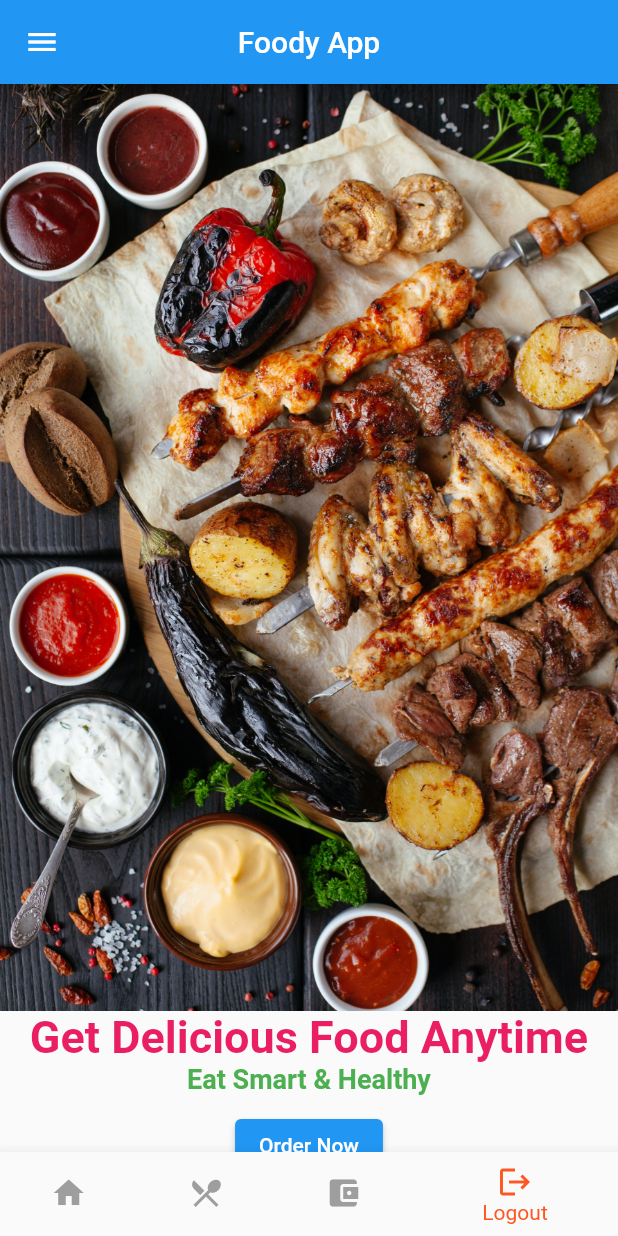
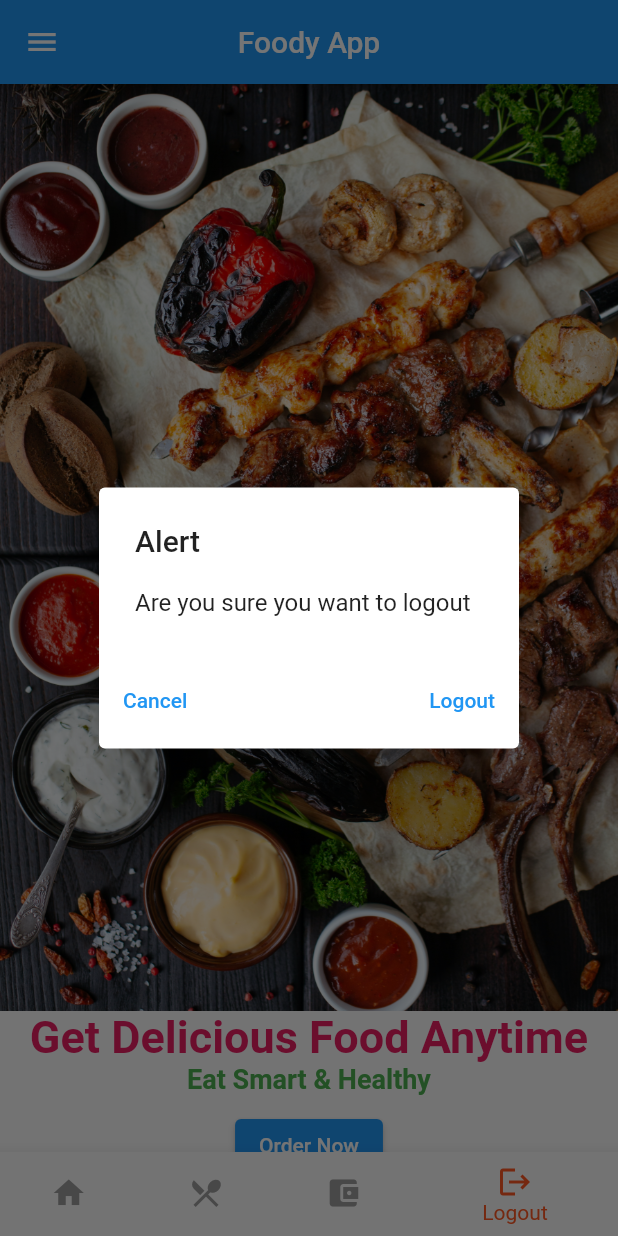
Before and after one commit to Jinethmopada/Food_delievery_app, a Flutter app: the MyHomePage screen opened directly, item 4 of the bottom bar chosen, on a phone screen of 412 x 824 dp. Run offline on Flutter 3.47's test engine with Material 2 defaults, Android fonts, the light colour scheme and no system bars; our stand-ins replace get.

Commit message:
Food_delivery_app

```diff
--- a/lib/mini_app/home_page.dart
+++ b/lib/mini_app/home_page.dart
@@ -15,7 +15,6 @@ class MyHomePage extends StatefulWidget {
 }
 
 class _MyHomePageState extends State<MyHomePage> {
-
   int _currentIndex = 0;
 
   void onTabPressed(index) {
@@ -33,7 +32,33 @@ class _MyHomePageState extends State<MyHomePage> {
       Get.offNamed('/payment');
       // Navigator.pushNamed(context, '/payment');
     } else {
-      Get.offAllNamed('/login');
+      setState(() {
+        Get.dialog(AlertDialog(
+          title: Text(
+            "Alert",
+          ),
+          content: Text("Are you sure you want to logout"),
+          actions: [
+            TextButton(
+                onPressed: () {
+                  Get.back();
+                },
+                child: Row(
+                  mainAxisAlignment: MainAxisAlignment.spaceBetween,
+                  children: [
+                    Text("Cancel"),
+                    InkWell(
+                      child: Text("Logout"),
+                      onTap: () {
+                        Get.offAllNamed('/login');
+                      },
+                    )
+                  ],
+                ))
+          ],
+        ));
+      });
+      // Get.offAllNamed('/login');
       // Navigator.pushNamed(context, '/login');
     }
   }
@@ -176,7 +201,21 @@ class _MyHomePageState extends State<MyHomePage> {
                     color: Colors.red,
                   ),
                   onTap: () {
-                    Get.offAllNamed('/logout');
+                    setState(() {
+                      Get.dialog(AlertDialog(
+                        title: Text(
+                          "Alert",
+                        ),
+                        content: Text("Are you sure you want to logout"),
+                        actions: [
+                          TextButton(
+                              onPressed: () {
+                                Get.offAllNamed('/logout');
+                              },
+                              child: Text("Logout"))
+                        ],
+                      ));
+                    });
                   },
                 )),
           ],
@@ -189,14 +228,32 @@ class _MyHomePageState extends State<MyHomePage> {
         showSelectedLabels: true,
         currentIndex: _currentIndex,
         items: [
-          BottomNavigationBarItem(icon: Icon(Icons.home_sharp,color: _currentIndex==0? Colors.deepOrange:Colors.grey,), label: "Home"),
           BottomNavigationBarItem(
-              icon: Icon(Icons.restaurant_menu,color: _currentIndex==1? Colors.deepOrange:Colors.grey,), label: "Menu"),
+              icon: Icon(
+                Icons.home_sharp,
+                color: _currentIndex == 0 ? Colors.deepOrange : Colors.grey,
+              ),
+              label: "Home"),
           BottomNavigationBarItem(
-              icon: Icon(Icons.account_balance_wallet,color: _currentIndex==2? Colors.deepOrange:Colors.grey,), label: "Payment"),
-          BottomNavigationBarItem(icon: Icon(Icons.logout,color: _currentIndex==3? Colors.deepOrange:Colors.grey,), label: "Logout"),
+              icon: Icon(
+                Icons.restaurant_menu,
+                color: _currentIndex == 1 ? Colors.deepOrange : Colors.grey,
+              ),
+              label: "Menu"),
+          BottomNavigationBarItem(
+              icon: Icon(
+                Icons.account_balance_wallet,
+                color: _currentIndex == 2 ? Colors.deepOrange : Colors.grey,
+              ),
+              label: "Payment"),
+          BottomNavigationBarItem(
+              icon: Icon(
+                Icons.logout,
+                color: _currentIndex == 3 ? Colors.deepOrange : Colors.grey,
+              ),
+              label: "Logout"),
         ],
-        onTap:(index) =>  onTabPressed(index),
+        onTap: (index) => onTabPressed(index),
       ),
     );
   }
--- a/lib/mini_app/login_page.dart
+++ b/lib/mini_app/login_page.dart
@@ -22,7 +22,7 @@ class _MyLoginFormState extends State<MyLoginForm> {
       backgroundColor: Colors.white,
       body: SingleChildScrollView(
         padding:
-            EdgeInsets.only(bottom: MediaQuery.of(context).viewInsets.top),
+            EdgeInsets.only(bottom: MediaQuery.of(context).viewInsets.bottom),
         child: SafeArea(
           child: Center(
             child: Form(
```
